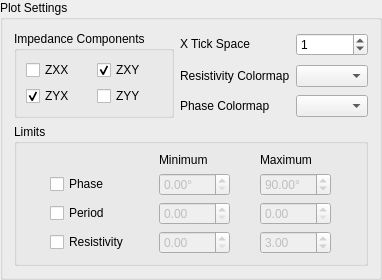
MTgeophysics/mtpy, file mtpy/gui/SmartMT/ui_asset/groupbox_plot_control_resistivity_phase_pseudo_section.ui: the form before one commit.
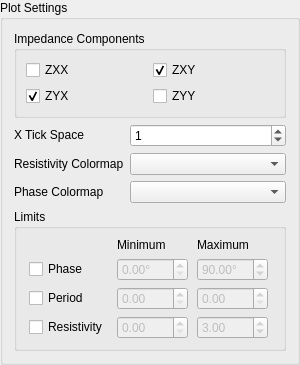
The form after the commit.

What changed in the file:
```diff
--- a/mtpy/gui/SmartMT/ui_asset/groupbox_plot_control_resistivity_phase_pseudo_section.ui
+++ b/mtpy/gui/SmartMT/ui_asset/groupbox_plot_control_resistivity_phase_pseudo_section.ui
@@ -6,12 +6,12 @@
    <rect>
     <x>0</x>
     <y>0</y>
-    <width>333</width>
-    <height>236</height>
+    <width>300</width>
+    <height>314</height>
    </rect>
   </property>
   <property name="sizePolicy">
-   <sizepolicy hsizetype="Preferred" vsizetype="Fixed">
+   <sizepolicy hsizetype="Minimum" vsizetype="Fixed">
     <horstretch>0</horstretch>
     <verstretch>0</verstretch>
    </sizepolicy>
@@ -23,7 +23,7 @@
       <string>Plot Settings</string>
   </property>
   <layout class="QGridLayout" name="gridLayout">
-   <item row="0" column="1">
+   <item row="3" column="0">
     <widget class="QLabel" name="label">
      <property name="sizePolicy">
       <sizepolicy hsizetype="Fixed" vsizetype="Fixed">
@@ -42,23 +42,7 @@
      </property>
     </widget>
    </item>
-   <item row="2" column="2">
-    <widget class="QComboBox" name="comboBox_phase_cmap"/>
-   </item>
-   <item row="2" column="1">
-    <widget class="QLabel" name="label_5">
-     <property name="sizePolicy">
-      <sizepolicy hsizetype="Fixed" vsizetype="Fixed">
-       <horstretch>0</horstretch>
-       <verstretch>0</verstretch>
-      </sizepolicy>
-     </property>
-     <property name="text">
-      <string>Phase Colormap</string>
-     </property>
-    </widget>
-   </item>
-   <item row="1" column="1">
+   <item row="4" column="0">
     <widget class="QLabel" name="label_2">
      <property name="sizePolicy">
       <sizepolicy hsizetype="Fixed" vsizetype="Fixed">
@@ -71,79 +55,7 @@
      </property>
     </widget>
    </item>
-   <item row="1" column="2">
-    <widget class="QComboBox" name="comboBox_res_cmap">
-     <property name="enabled">
-      <bool>true</bool>
-     </property>
-    </widget>
-   </item>
-   <item row="0" column="2">
-    <widget class="QSpinBox" name="spinBox_tickspace">
-     <property name="enabled">
-      <bool>true</bool>
-     </property>
-     <property name="toolTip">
-      <string>&lt;html&gt;&lt;head/&gt;&lt;body&gt;&lt;p&gt;Interger telling at what interval to place station names as the tick labels, in case they are closely spaced&lt;/p&gt;&lt;/body&gt;&lt;/html&gt;</string>
-     </property>
-     <property name="value">
-      <number>1</number>
-     </property>
-    </widget>
-   </item>
-   <item row="0" column="0" rowspan="3">
-    <widget class="QGroupBox" name="groupBox">
-     <property name="sizePolicy">
-      <sizepolicy hsizetype="Preferred" vsizetype="Fixed">
-       <horstretch>0</horstretch>
-       <verstretch>0</verstretch>
-      </sizepolicy>
-     </property>
-     <property name="title">
-      <string>Impedance Components</string>
-     </property>
-     <property name="checked">
-      <bool>false</bool>
-     </property>
-     <layout class="QGridLayout" name="gridLayout_3">
-      <item row="0" column="0">
-       <widget class="QCheckBox" name="checkBox_zxx">
-        <property name="text">
-         <string>ZXX</string>
-        </property>
-       </widget>
-      </item>
-      <item row="0" column="1">
-       <widget class="QCheckBox" name="checkBox_zxy">
-        <property name="text">
-         <string>ZXY</string>
-        </property>
-        <property name="checked">
-         <bool>true</bool>
-        </property>
-       </widget>
-      </item>
-      <item row="1" column="0">
-       <widget class="QCheckBox" name="checkBox_zyx">
-        <property name="text">
-         <string>ZYX</string>
-        </property>
-        <property name="checked">
-         <bool>true</bool>
-        </property>
-       </widget>
-      </item>
-      <item row="1" column="1">
-       <widget class="QCheckBox" name="checkBox_zyy">
-        <property name="text">
-         <string>ZYY</string>
-        </property>
-       </widget>
-      </item>
-     </layout>
-    </widget>
-   </item>
-   <item row="3" column="0" colspan="3">
+   <item row="7" column="0" colspan="2">
     <widget class="QGroupBox" name="groupBox_limits">
      <property name="sizePolicy">
       <sizepolicy hsizetype="Preferred" vsizetype="Fixed">
@@ -361,6 +273,94 @@
      </layout>
     </widget>
    </item>
+   <item row="4" column="1">
+    <widget class="QComboBox" name="comboBox_res_cmap">
+     <property name="enabled">
+      <bool>true</bool>
+     </property>
+    </widget>
+   </item>
+   <item row="3" column="1">
+    <widget class="QSpinBox" name="spinBox_tickspace">
+     <property name="enabled">
+      <bool>true</bool>
+     </property>
+     <property name="toolTip">
+      <string>&lt;html&gt;&lt;head/&gt;&lt;body&gt;&lt;p&gt;Interger telling at what interval to place station names as the tick labels, in case they are closely spaced&lt;/p&gt;&lt;/body&gt;&lt;/html&gt;</string>
+     </property>
+     <property name="value">
+      <number>1</number>
+     </property>
+    </widget>
+   </item>
+   <item row="5" column="0">
+    <widget class="QLabel" name="label_5">
+     <property name="sizePolicy">
+      <sizepolicy hsizetype="Fixed" vsizetype="Fixed">
+       <horstretch>0</horstretch>
+       <verstretch>0</verstretch>
+      </sizepolicy>
+     </property>
+     <property name="text">
+      <string>Phase Colormap</string>
+     </property>
+    </widget>
+   </item>
+   <item row="5" column="1">
+    <widget class="QComboBox" name="comboBox_phase_cmap"/>
+   </item>
+   <item row="0" column="0" rowspan="3" colspan="2">
+    <widget class="QGroupBox" name="groupBox">
+     <property name="sizePolicy">
+      <sizepolicy hsizetype="Preferred" vsizetype="Fixed">
+       <horstretch>0</horstretch>
+       <verstretch>0</verstretch>
+      </sizepolicy>
+     </property>
+     <property name="title">
+      <string>Impedance Components</string>
+     </property>
+     <property name="checked">
+      <bool>false</bool>
+     </property>
+     <layout class="QGridLayout" name="gridLayout_3">
+      <item row="0" column="1">
+       <widget class="QCheckBox" name="checkBox_zxy">
+        <property name="text">
+         <string>ZXY</string>
+        </property>
+        <property name="checked">
+         <bool>true</bool>
+        </property>
+       </widget>
+      </item>
+      <item row="1" column="0">
+       <widget class="QCheckBox" name="checkBox_zyx">
+        <property name="text">
+         <string>ZYX</string>
+        </property>
+        <property name="checked">
+         <bool>true</bool>
+        </property>
+       </widget>
+      </item>
+      <item row="1" column="1">
+       <widget class="QCheckBox" name="checkBox_zyy">
+        <property name="text">
+         <string>ZYY</string>
+        </property>
+       </widget>
+      </item>
+      <item row="0" column="0">
+       <widget class="QCheckBox" name="checkBox_zxx">
+        <property name="text">
+         <string>ZXX</string>
+        </property>
+       </widget>
+      </item>
+     </layout>
+    </widget>
+   </item>
   </layout>
  </widget>
  <resources/>
```
Left out of the diff: 8 changed lines with no effect on the pictures.
